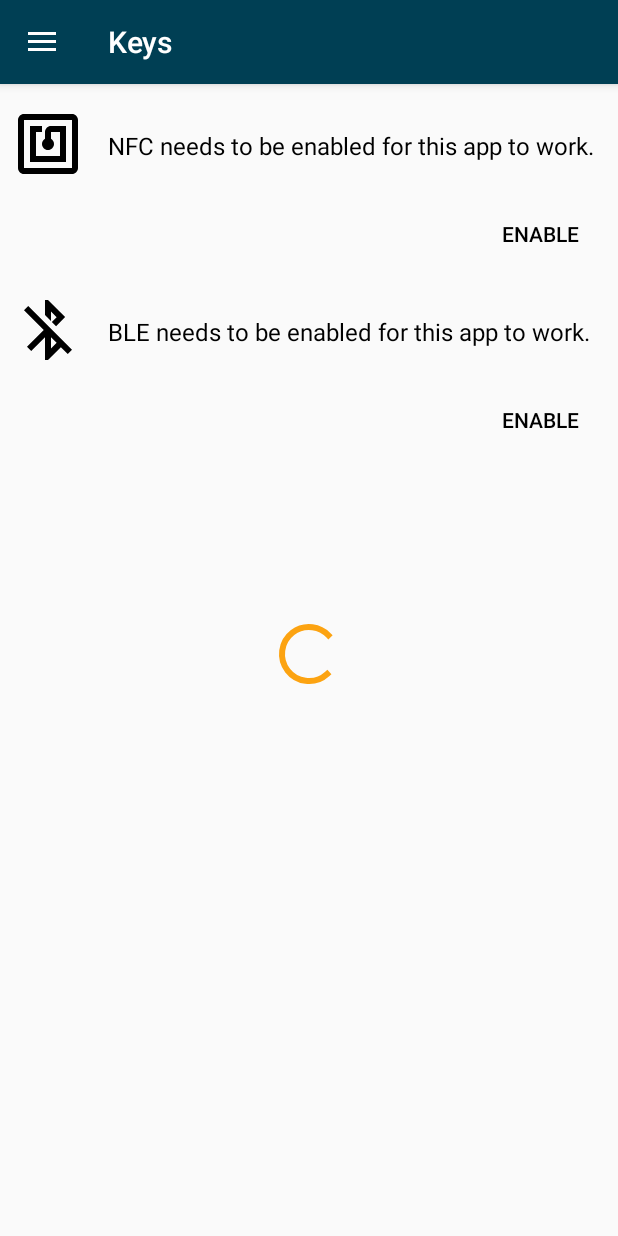
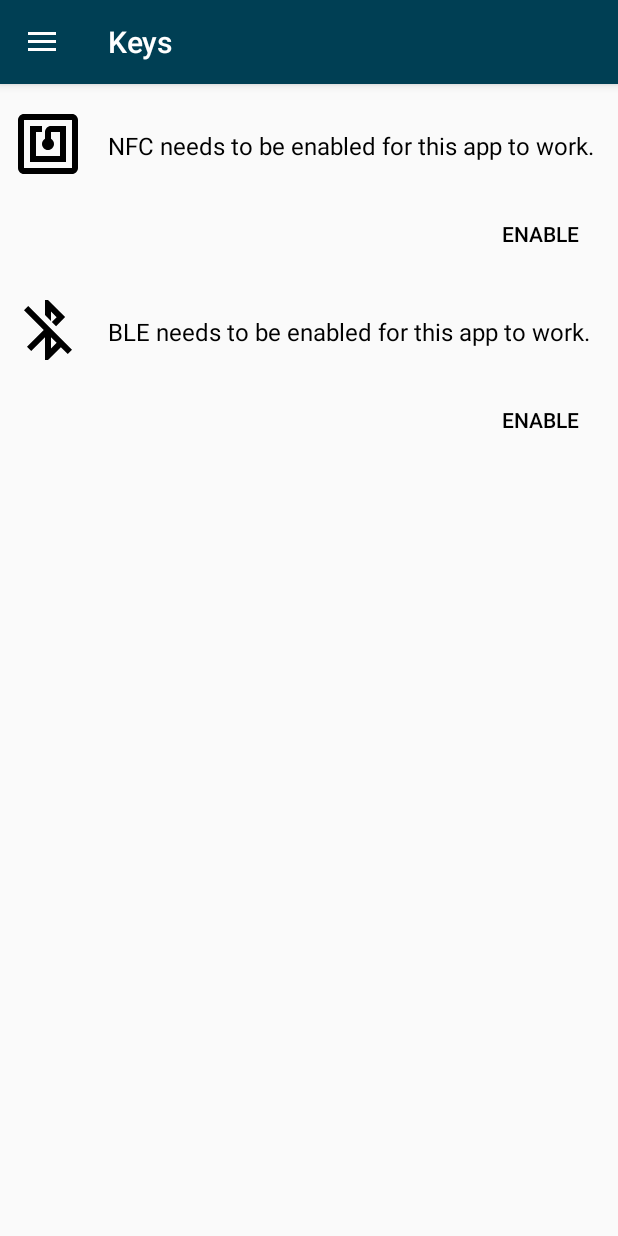
Before and after one commit to tapkey/tapkey-keyring-app-template-android, an Android app: the KeysFragment screen opened directly, with no data from a screen before it, on a phone screen of 412 x 824 dp. Run offline under Robolectric (Android 15) with nearby library versions, the phone set to English and light mode, and no system bars; our stand-ins replace Firebase (no records; nobody signed in at launch, a user with empty details on screens opened directly), navigation-ui; libraries missing offline, so code that uses them is left out: io.sentry; 16 statements that could not run were skipped.

Commit message:
Upgraded to Tapkey Mobile SDK 2.28.0

```diff
--- a/app/app/build.gradle
+++ b/app/app/build.gradle
@@ -89,8 +89,8 @@ dependencies {
     implementation 'androidx.lifecycle:lifecycle-viewmodel-ktx:2.3.0'
     implementation 'net.openid:appauth:0.7.1'
 
-    api 'com.tapkey.android:Tapkey.MobileLib:2.21.2.2'
-    api 'com.tapkey.android:Tapkey.Fcm:2.21.2.2'
+    api 'com.tapkey.android:Tapkey.MobileLib:2.28.0.3'
+    api 'com.tapkey.android:Tapkey.Fcm:2.28.0.3'
 
     kapt "com.android.databinding:compiler:3.1.4"
 
--- a/app/app/src/main/java/io/tapkey/wl/app/ui/keys/KeysFragment.kt
+++ b/app/app/src/main/java/io/tapkey/wl/app/ui/keys/KeysFragment.kt
@@ -52,7 +52,6 @@ import androidx.swiperefreshlayout.widget.SwipeRefreshLayout
 import com.tapkey.mobile.ble.BleLockScanner
 import com.tapkey.mobile.manager.NotificationManager
 import com.tapkey.mobile.manager.pollForNotifications
-import com.tapkey.mobile.manager.queryLocalKeys
 import com.tapkey.mobile.model.KeyDetails
 import com.tapkey.mobile.utils.ObserverRegistration
 import io.sentry.Sentry
@@ -129,16 +128,7 @@ class KeysFragment : Fragment(), SwipeRefreshLayout.OnRefreshListener {
             }
         }
 
-        lifecycleScope.launch {
-            binding.keysList.visibility = View.GONE
-            binding.loadingCircle.visibility = View.VISIBLE
-
-            refreshKeys()
-
-            binding.loadingCircle.visibility = View.GONE
-            binding.keysList.visibility = View.VISIBLE
-        }
-
+        refreshKeys()
     }
 
     override fun onResume() {
@@ -297,17 +287,11 @@ class KeysFragment : Fragment(), SwipeRefreshLayout.OnRefreshListener {
         binding.accessLocationContainer.visibility = if (isShown) View.VISIBLE else View.GONE
     }
 
-    private suspend fun refreshKeys() {
+    private fun refreshKeys() {
         val sf = (activity?.application as App).tapkeyServiceFactory
         val users = sf.userManager.users
 
-        val list: List<KeyDetails> = try {
-            if (users.size > 0) sf.keyManager.queryLocalKeys(users[0]) else ArrayList()
-        } catch (e: Exception) {
-            Log.e(TAG, "Failed to query local keys: ", e)
-            Sentry.captureException(e)
-            ArrayList()
-        }
+        val list: List<KeyDetails> = if (users.size > 0) sf.keyManager.getLocalKeys(users[0]) else ArrayList()
 
         val keyDetailsArrayList = ArrayList<NearbyKey>()
         for (key in list) {
@@ -322,9 +306,7 @@ class KeysFragment : Fragment(), SwipeRefreshLayout.OnRefreshListener {
                 pinnedKeys.add(key.grant.boundLock.physicalLockId)
                 return@NearbyKey {
                     pinnedKeys.remove(key.grant.boundLock.physicalLockId)
-                    lifecycleScope.launch {
-                        refreshKeys()
-                    }
+                    refreshKeys()
                 }
             })
         }
@@ -343,7 +325,6 @@ class KeysFragment : Fragment(), SwipeRefreshLayout.OnRefreshListener {
         lifecycleScope.launch {
             val sf = (activity?.application as App).tapkeyServiceFactory
             sf.notificationManager.pollForNotifications()
-            refreshKeys()
             binding.swipeContainer.isRefreshing = false
         }
     }
--- a/app/app/src/main/java/io/tapkey/wl/app/ui/keys/KeysListAdapter.kt
+++ b/app/app/src/main/java/io/tapkey/wl/app/ui/keys/KeysListAdapter.kt
@@ -48,6 +48,7 @@ import com.tapkey.mobile.manager.CommandExecutionFacade
 import com.tapkey.mobile.manager.triggerLock
 import com.tapkey.mobile.model.CommandResult
 import com.tapkey.mobile.model.KeyDetails
+import com.tapkey.mobile.model.UserGrant
 import io.tapkey.util.MessageResolver
 import io.tapkey.wl.app.R
 import io.tapkey.wl.app.util.AnalyticsEvents
@@ -55,7 +56,6 @@ import kotlinx.coroutines.CoroutineScope
 import kotlinx.coroutines.delay
 import kotlinx.coroutines.launch
 import kotlinx.coroutines.withTimeout
-import net.tpky.mc.model.Grant
 
 /**
  * Adapter for the KeyRing RecyclerView
@@ -320,7 +320,7 @@ class KeysListAdapter(private val context: Context, private val scope: Coroutine
         context.startActivity(intent)
     }
 
-    private fun hasKeyUnlimitedValidity(grant: Grant): Boolean {
+    private fun hasKeyUnlimitedValidity(grant: UserGrant): Boolean {
         return grant.validBefore == null && grant.validFrom == null && grant.timeRestrictionIcal == null
     }
 
--- a/app/app/src/main/res/layout/fragment_keys.xml
+++ b/app/app/src/main/res/layout/fragment_keys.xml
@@ -6,18 +6,6 @@
     android:layout_height="match_parent"
     android:paddingBottom="8dp"
     tools:context=".ui.keys.KeysFragment">
-
-    <ProgressBar
-        android:id="@+id/loadingCircle"
-        android:layout_width="wrap_content"
-        android:layout_height="wrap_content"
-        android:gravity="center"
-        app:layout_constraintBottom_toBottomOf="parent"
-        app:layout_constraintLeft_toLeftOf="parent"
-        app:layout_constraintRight_toRightOf="parent"
-        app:layout_constraintTop_toTopOf="parent"
-        android:visibility="visible"
-        tools:visibility="invisible" />
 
     <androidx.swiperefreshlayout.widget.SwipeRefreshLayout
         android:id="@+id/swipeContainer"
```
Also changed, not shown: app/app/src/main/java/com/tapkey/mobile/manager/KeyManagerExtensions.kt (deleted, +0 -35 lines).
